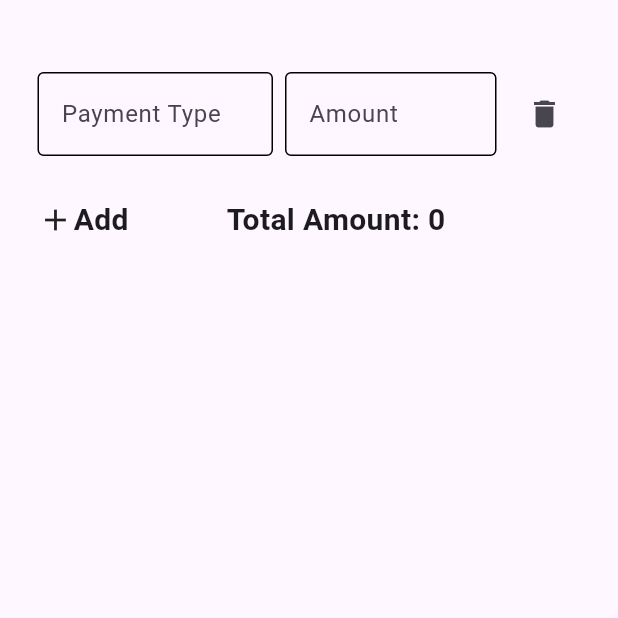
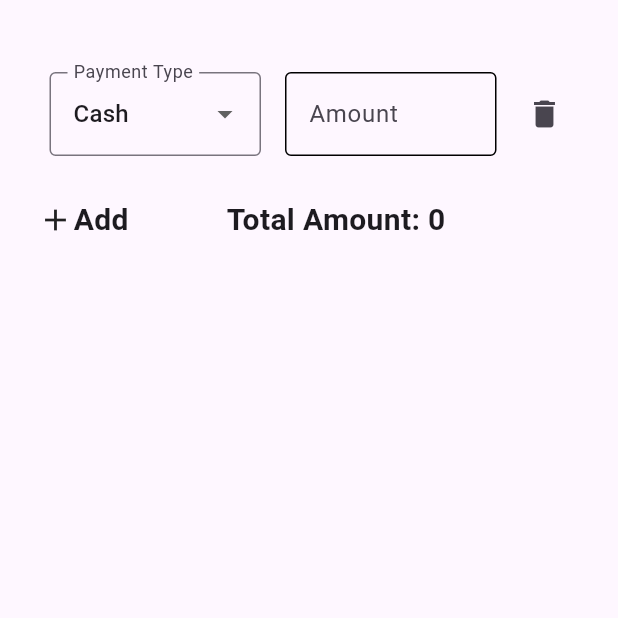
Before and after one commit to yatmeshR/just_an_ui, a Flutter app: the screen it shows after launch, on a phone screen of 412 x 824 dp, the top half of it. Run offline on Flutter 3.47's test engine with Material 3 defaults, Android fonts, the phone set to English and light mode, and no system bars.

Commit message:
Noos commit

```diff
--- a/lib/ui/home_page.dart
+++ b/lib/ui/home_page.dart
@@ -1,5 +1,6 @@
 import 'package:flutter/cupertino.dart';
 import 'package:flutter/material.dart';
+
 
 class HomePage extends StatefulWidget {
   @override
@@ -8,46 +9,51 @@ class HomePage extends StatefulWidget {
 
 class _HomePageState extends State<HomePage> {
   List<RowItem> rows = [];
+  List<String> paymentOptions = ['Cash', 'Card', 'Online', 'Other'];
 
   @override
   void initState() {
     super.initState();
     // Initial row
-    rows.add(RowItem(type: '', amount: 0));
+    rows.add(RowItem(type: 'Cash', amount: 0));
   }
 
   Widget buildRow(RowItem rowItem) {
     return Row(
       children: [
         Expanded(
-          child: TextFormField(
-            decoration: InputDecoration(
-              labelText: 'Payment Type',
-              hintText: "Select Type",
-              focusedBorder: OutlineInputBorder(
-                  borderSide: BorderSide(color: Colors.black)),
-              enabledBorder: OutlineInputBorder(
-                borderSide: BorderSide(color: Colors.black),
+          child: Padding(
+            padding: const EdgeInsets.all(8.0),
+            child: DropdownButtonFormField(
+              value: rowItem.type,
+              items: paymentOptions.map((String option) {
+                return DropdownMenuItem(
+                  value: option,
+                  child: Text(option),
+                );
+              }).toList(),
+              onChanged: (value) {
+                setState(() {
+                  rowItem.type = value.toString();
+                });
+              },
+              decoration: InputDecoration(
+                labelText: 'Payment Type',
+                border: OutlineInputBorder(),
               ),
             ),
-            onChanged: (value) {
-              rowItem.type = value;
-            },
           ),
         ),
         Expanded(
           child: Padding(
             padding: const EdgeInsets.all(8.0),
             child: TextFormField(
-              decoration: InputDecoration(
-                labelText: 'Amount',
-                hintText: "Enter the amount",
+              decoration: InputDecoration(labelText: 'Amount', hintText: "Enter the amount",
                 focusedBorder: OutlineInputBorder(
                     borderSide: BorderSide(color: Colors.black)),
                 enabledBorder: OutlineInputBorder(
                   borderSide: BorderSide(color: Colors.black),
-                ),
-              ),
+                ),),
               keyboardType: TextInputType.number,
               onChanged: (value) {
                 rowItem.amount = int.tryParse(value) ?? 0;
@@ -55,6 +61,7 @@ class _HomePageState extends State<HomePage> {
             ),
           ),
         ),
+
         IconButton(
           icon: Icon(Icons.delete),
           onPressed: () {
@@ -92,7 +99,7 @@ class _HomePageState extends State<HomePage> {
                         Text(
                           "Add ",
                           style:
-                              TextStyle(fontSize: 20, fontWeight: FontWeight.bold),
+                          TextStyle(fontSize: 20, fontWeight: FontWeight.bold),
                         )
                       ],
                     ),
```
